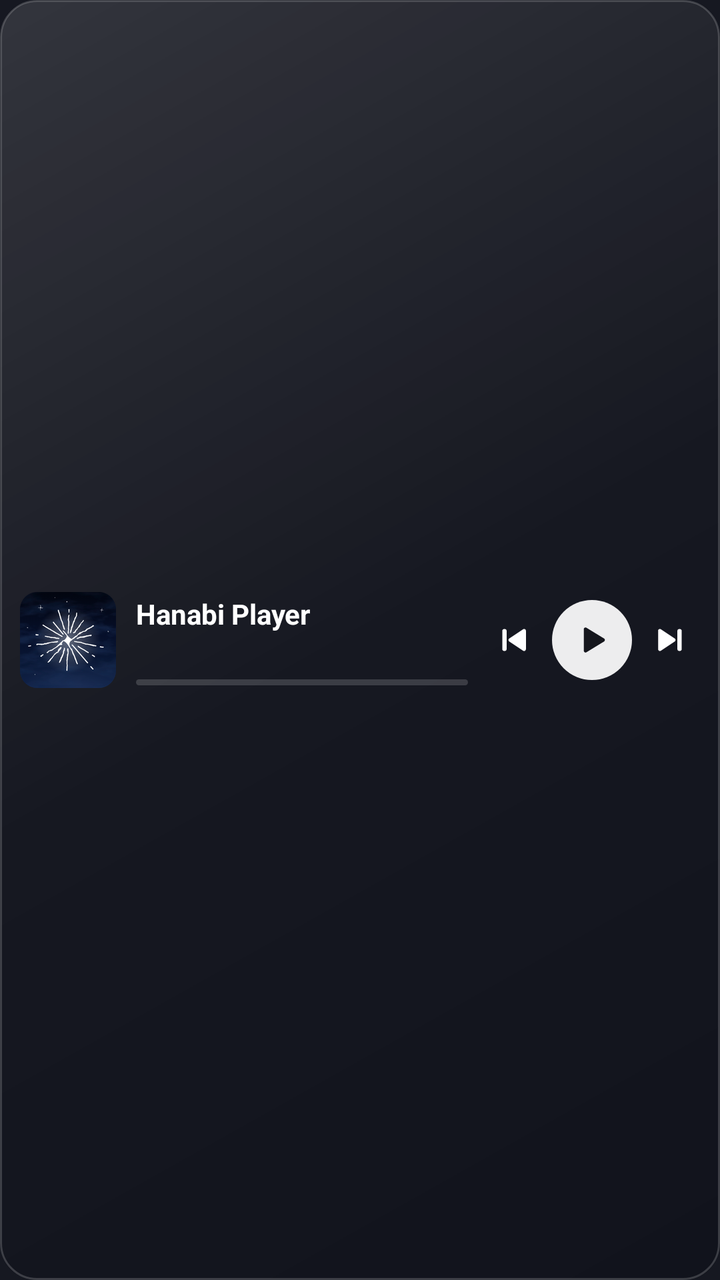
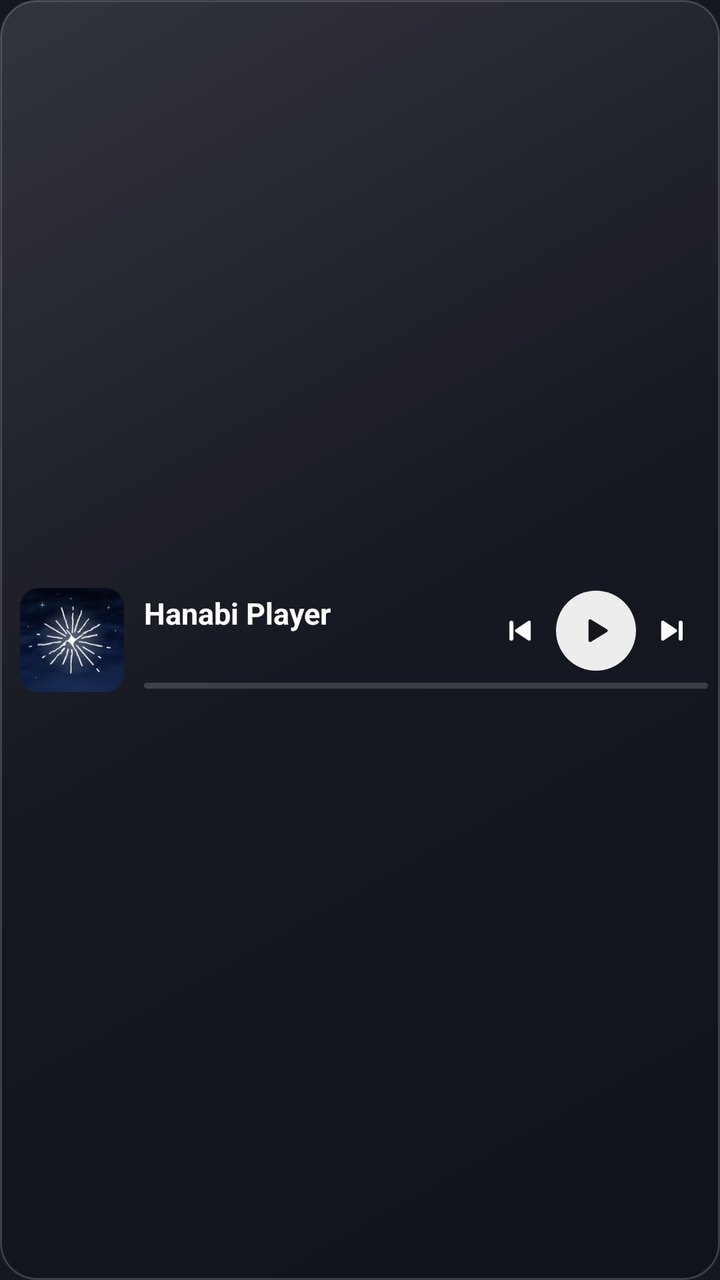

Two renders of the same Android screen: before a commit and after it. Below are the layout's source before the change and the commit's diff.
<!-- AndroidManifest.xml: application theme Theme.Hanabi -->
<!-- res/layout/widget_player.xml -->
<?xml version="1.0" encoding="utf-8"?>
<FrameLayout xmlns:android="http://schemas.android.com/apk/res/android"
    android:id="@+id/root"
    android:layout_width="match_parent"
    android:layout_height="match_parent">

    <ImageView
        android:id="@+id/background"
        android:layout_width="match_parent"
        android:layout_height="match_parent"
        android:scaleType="fitXY"
        android:src="@drawable/widget_glass"
        android:importantForAccessibility="no" />

    <LinearLayout
        android:id="@+id/bar"
        android:layout_width="match_parent"
        android:layout_height="match_parent"
        android:gravity="center_vertical"
        android:orientation="horizontal"
        android:paddingStart="10dp"
        android:paddingEnd="6dp">

        <ImageView
            android:id="@+id/cover"
            android:layout_width="48dp"
            android:layout_height="48dp"
            android:scaleType="centerCrop"
            android:src="@mipmap/ic_launcher"
            android:contentDescription="Ouvrir Hanabi Player" />

        <LinearLayout
            android:layout_width="0dp"
            android:layout_height="wrap_content"
            android:layout_marginStart="10dp"
            android:layout_marginEnd="4dp"
            android:layout_weight="1"
            android:orientation="vertical">

            <TextView
                android:id="@+id/title"
                android:layout_width="match_parent"
                android:layout_height="wrap_content"
                android:ellipsize="end"
                android:singleLine="true"
                android:text="Hanabi Player"
                android:textColor="#FFFFFFFF"
                android:textSize="14sp"
                android:textStyle="bold" />

            <TextView
                android:id="@+id/artist"
                android:layout_width="match_parent"
                android:layout_height="wrap_content"
                android:ellipsize="end"
                android:singleLine="true"
                android:textColor="#ADFFFFFF"
                android:textSize="12sp" />

            <ProgressBar
                android:id="@+id/progress"
                style="?android:attr/progressBarStyleHorizontal"
                android:layout_width="match_parent"
                android:layout_height="3dp"
                android:layout_marginTop="7dp"
                android:max="1000"
                android:progress="0"
                android:progressDrawable="@drawable/widget_progress" />
        </LinearLayout>

        <ImageButton
            android:id="@+id/prev"
            android:layout_width="38dp"
            android:layout_height="38dp"
            android:background="@android:color/transparent"
            android:contentDescription="Précédent"
            android:padding="8dp"
            android:scaleType="fitCenter"
            android:src="@drawable/ic_prev" />

        <ImageButton
            android:id="@+id/play"
            android:layout_width="40dp"
            android:layout_height="40dp"
            android:background="@drawable/widget_play_bg"
            android:contentDescription="Lecture"
            android:padding="9dp"
            android:scaleType="fitCenter"
            android:src="@drawable/ic_play_dark" />

        <ImageButton
            android:id="@+id/next"
            android:layout_width="38dp"
            android:layout_height="38dp"
            android:background="@android:color/transparent"
            android:contentDescription="Suivant"
            android:padding="8dp"
            android:scaleType="fitCenter"
            android:src="@drawable/ic_next" />
    </LinearLayout>

    <ImageView
        android:id="@+id/frame"
        android:layout_width="match_parent"
        android:layout_height="match_parent"
        android:scaleType="fitXY"
        android:visibility="gone"
        android:importantForAccessibility="no" />
</FrameLayout>
<!-- resources referenced by this layout -->
<resources>
  <!-- drawable ic_next (drawable) -->
  <?xml version="1.0" encoding="utf-8"?>
  <vector xmlns:android="http://schemas.android.com/apk/res/android" android:width="24dp" android:height="24dp" android:viewportWidth="24" android:viewportHeight="24">
  <path android:fillColor="#FFFFFFFF" android:strokeColor="#FFFFFFFF" android:strokeWidth="2" android:strokeLineJoin="round" android:pathData="M6.5,7L14,12l-7.5,5z"/><path android:fillColor="#FFFFFFFF" android:pathData="M17.2,6a1.2,1.2 0,0 1,1.2 1.2v9.6a1.2,1.2 0,0 1,-2.4 0v-9.6a1.2,1.2 0,0 1,1.2 -1.2z"/>
  </vector>
  <!-- drawable ic_play_dark (drawable) -->
  <?xml version="1.0" encoding="utf-8"?>
  <vector xmlns:android="http://schemas.android.com/apk/res/android" android:width="24dp" android:height="24dp" android:viewportWidth="24" android:viewportHeight="24">
  <path android:fillColor="#FF15161C" android:strokeColor="#FF15161C" android:strokeWidth="2" android:strokeLineJoin="round" android:pathData="M8.5,6.2L18,12l-9.5,5.8z"/>
  </vector>
  <!-- drawable ic_prev (drawable) -->
  <?xml version="1.0" encoding="utf-8"?>
  <vector xmlns:android="http://schemas.android.com/apk/res/android" android:width="24dp" android:height="24dp" android:viewportWidth="24" android:viewportHeight="24">
  <path android:fillColor="#FFFFFFFF" android:strokeColor="#FFFFFFFF" android:strokeWidth="2" android:strokeLineJoin="round" android:pathData="M17.5,7L10,12l7.5,5z"/><path android:fillColor="#FFFFFFFF" android:pathData="M6.8,6a1.2,1.2 0,0 1,1.2 1.2v9.6a1.2,1.2 0,0 1,-2.4 0v-9.6a1.2,1.2 0,0 1,1.2 -1.2z"/>
  </vector>
  <!-- drawable widget_glass (drawable) -->
  <?xml version="1.0" encoding="utf-8"?>
  <layer-list xmlns:android="http://schemas.android.com/apk/res/android">
      <item>
          <shape android:shape="rectangle">
              <corners android:radius="18dp" />
              <solid android:color="#C810121C" />
          </shape>
      </item>
      <item>
          <shape android:shape="rectangle">
              <corners android:radius="18dp" />
              <gradient android:angle="315" android:startColor="#24FFFFFF" android:centerColor="#05FFFFFF" android:endColor="#00FFFFFF" />
              <stroke android:width="1dp" android:color="#2EFFFFFF" />
          </shape>
      </item>
  </layer-list>
  <!-- drawable widget_play_bg (drawable) -->
  <?xml version="1.0" encoding="utf-8"?>
  <shape xmlns:android="http://schemas.android.com/apk/res/android" android:shape="oval">
      <solid android:color="#EBFFFFFF" />
  </shape>
  <!-- drawable widget_progress (drawable) -->
  <?xml version="1.0" encoding="utf-8"?>
  <layer-list xmlns:android="http://schemas.android.com/apk/res/android">
      <item android:id="@android:id/background">
          <shape><corners android:radius="2dp" /><solid android:color="#29FFFFFF" /></shape>
      </item>
      <item android:id="@android:id/progress">
          <clip><shape><corners android:radius="2dp" /><solid android:color="#E6FFFFFF" /></shape></clip>
      </item>
  </layer-list>
  <!-- mipmap ic_launcher: png bitmap (mipmap-hdpi, 10073 bytes) -->
  <style name="Theme.Hanabi" parent="android:Theme.Material.NoActionBar">
          <item name="android:windowBackground">@color/hanabi_background</item>
          <item name="android:statusBarColor">@android:color/transparent</item>
          <item name="android:navigationBarColor">@android:color/transparent</item>
          <item name="android:windowLightStatusBar">false</item>
          <item name="android:windowShowWallpaper">false</item>
          <item name="android:colorAccent">#9cc2ff</item>
      </style>
  <color name="hanabi_background">#161821</color>
</resources>

<!-- the commit's change to res/layout/widget_player.xml (unified diff, before → after) -->
@@ -23,80 +23,95 @@
 
         <ImageView
             android:id="@+id/cover"
-            android:layout_width="48dp"
-            android:layout_height="48dp"
+            android:layout_width="52dp"
+            android:layout_height="52dp"
             android:scaleType="centerCrop"
             android:src="@mipmap/ic_launcher"
             android:contentDescription="Ouvrir Hanabi Player" />
 
         <LinearLayout
+            android:id="@+id/body"
             android:layout_width="0dp"
             android:layout_height="wrap_content"
             android:layout_marginStart="10dp"
-            android:layout_marginEnd="4dp"
             android:layout_weight="1"
             android:orientation="vertical">
 
-            <TextView
-                android:id="@+id/title"
+            <LinearLayout
                 android:layout_width="match_parent"
                 android:layout_height="wrap_content"
-                android:ellipsize="end"
-                android:singleLine="true"
-                android:text="Hanabi Player"
-                android:textColor="#FFFFFFFF"
-                android:textSize="14sp"
-                android:textStyle="bold" />
+                android:gravity="center_vertical"
+                android:orientation="horizontal">
 
-            <TextView
-                android:id="@+id/artist"
-                android:layout_width="match_parent"
-                android:layout_height="wrap_content"
-                android:ellipsize="end"
-                android:singleLine="true"
-                android:textColor="#ADFFFFFF"
-                android:textSize="12sp" />
+                <LinearLayout
+                    android:layout_width="0dp"
+                    android:layout_height="wrap_content"
+                    android:layout_marginEnd="4dp"
+                    android:layout_weight="1"
+                    android:orientation="vertical">
+
+                    <TextView
+                        android:id="@+id/title"
+                        android:layout_width="match_parent"
+                        android:layout_height="wrap_content"
+                        android:ellipsize="end"
+                        android:singleLine="true"
+                        android:text="Hanabi Player"
+                        android:textColor="#FFFFFFFF"
+                        android:textSize="15sp"
+                        android:textStyle="bold" />
+
+                    <TextView
+                        android:id="@+id/artist"
+                        android:layout_width="match_parent"
+                        android:layout_height="wrap_content"
+                        android:ellipsize="end"
+                        android:singleLine="true"
+                        android:textColor="#ADFFFFFF"
+                        android:textSize="13sp" />
+                </LinearLayout>
+
+                <ImageButton
+                    android:id="@+id/prev"
+                    android:layout_width="36dp"
+                    android:layout_height="36dp"
+                    android:background="@android:color/transparent"
+                    android:contentDescription="Précédent"
+                    android:padding="8dp"
+                    android:scaleType="fitCenter"
+                    android:src="@drawable/ic_prev" />
+
+                <ImageButton
+                    android:id="@+id/play"
+                    android:layout_width="40dp"
+                    android:layout_height="40dp"
+                    android:background="@drawable/widget_play_bg"
+                    android:contentDescription="Lecture"
+                    android:padding="10dp"
+                    android:scaleType="fitCenter"
+                    android:src="@drawable/ic_play_dark" />
+
+                <ImageButton
+                    android:id="@+id/next"
+                    android:layout_width="36dp"
+                    android:layout_height="36dp"
+                    android:background="@android:color/transparent"
+                    android:contentDescription="Suivant"
+                    android:padding="8dp"
+                    android:scaleType="fitCenter"
+                    android:src="@drawable/ic_next" />
+            </LinearLayout>
 
             <ProgressBar
                 android:id="@+id/progress"
                 style="?android:attr/progressBarStyleHorizontal"
                 android:layout_width="match_parent"
                 android:layout_height="3dp"
-                android:layout_marginTop="7dp"
+                android:layout_marginTop="6dp"
                 android:max="1000"
                 android:progress="0"
                 android:progressDrawable="@drawable/widget_progress" />
         </LinearLayout>
-
-        <ImageButton
-            android:id="@+id/prev"
-            android:layout_width="38dp"
-            android:layout_height="38dp"
-            android:background="@android:color/transparent"
-            android:contentDescription="Précédent"
-            android:padding="8dp"
-            android:scaleType="fitCenter"
-            android:src="@drawable/ic_prev" />
-
-        <ImageButton
-            android:id="@+id/play"
-            android:layout_width="40dp"
-            android:layout_height="40dp"
-            android:background="@drawable/widget_play_bg"
-            android:contentDescription="Lecture"
-            android:padding="9dp"
-            android:scaleType="fitCenter"
-            android:src="@drawable/ic_play_dark" />
-
-        <ImageButton
-            android:id="@+id/next"
-            android:layout_width="38dp"
-            android:layout_height="38dp"
-            android:background="@android:color/transparent"
-            android:contentDescription="Suivant"
-            android:padding="8dp"
-            android:scaleType="fitCenter"
-            android:src="@drawable/ic_next" />
     </LinearLayout>
 
     <ImageView
